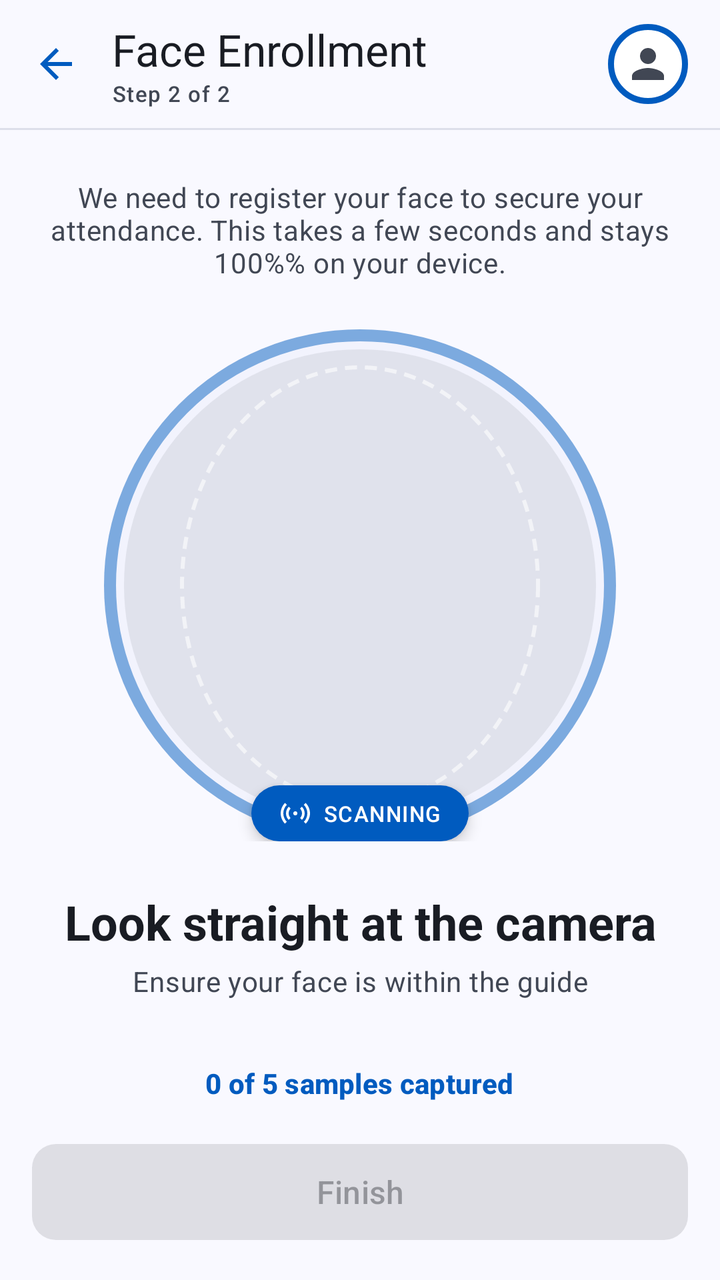
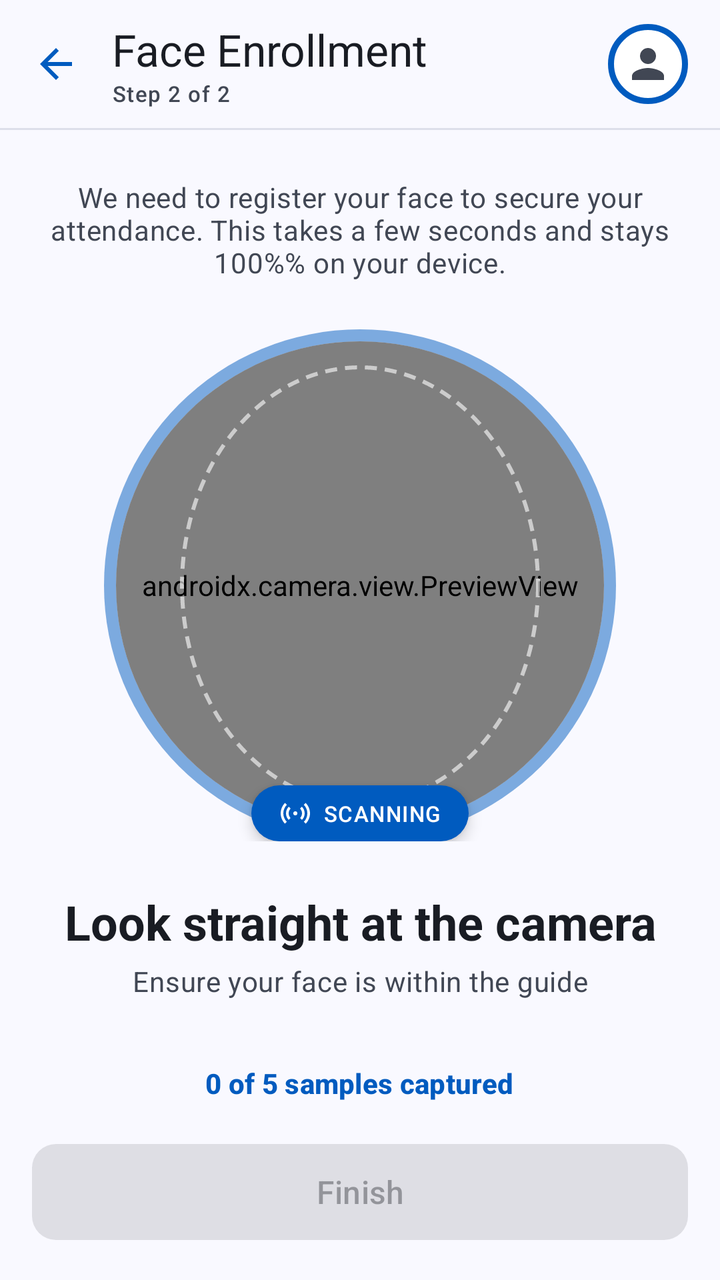

Compare the two renders of this Android layout. The source of the first and the diff that turns it into the second are given below.
<!-- AndroidManifest.xml: application theme Theme.AttendBLE -->
<!-- res/layout/activity_face_enrollment.xml -->
<?xml version="1.0" encoding="utf-8"?>
<androidx.constraintlayout.widget.ConstraintLayout xmlns:android="http://schemas.android.com/apk/res/android"
    xmlns:app="http://schemas.android.com/apk/res-auto"
    xmlns:tools="http://schemas.android.com/tools"
    android:id="@+id/main"
    android:layout_width="match_parent"
    android:layout_height="match_parent"
    android:background="?attr/colorSurface"
    tools:context=".ui.student.scan.face.FaceEnrollmentActivity">

    <com.google.android.material.appbar.MaterialToolbar
        android:id="@+id/topbar"
        android:layout_width="match_parent"
        android:layout_height="?attr/actionBarSize"
        android:background="?attr/colorSurface"
        app:contentInsetStart="0dp"
        app:layout_constraintTop_toTopOf="parent"
        app:navigationContentDescription="@string/fe_back_cd"
        app:navigationIcon="@drawable/ic_arrow_back"
        app:navigationIconTint="?attr/colorPrimary">

        <LinearLayout
            android:layout_width="match_parent"
            android:layout_height="match_parent"
            android:gravity="center_vertical"
            android:orientation="horizontal"
            android:paddingEnd="16dp">

            <LinearLayout
                android:layout_width="0dp"
                android:layout_height="wrap_content"
                android:layout_weight="1"
                android:orientation="vertical">

                <TextView
                    android:layout_width="wrap_content"
                    android:layout_height="wrap_content"
                    android:text="@string/fe_title"
                    android:textAppearance="?attr/textAppearanceTitleLarge"
                    android:textColor="?attr/colorOnSurface" />

                <TextView
                    android:layout_width="wrap_content"
                    android:layout_height="wrap_content"
                    android:text="@string/fe_step"
                    android:textAppearance="?attr/textAppearanceLabelSmall"
                    android:textColor="?attr/colorOnSurfaceVariant" />
            </LinearLayout>

            <ImageView
                android:layout_width="40dp"
                android:layout_height="40dp"
                android:background="@drawable/bg_avatar_circle"
                android:contentDescription="@null"
                android:padding="8dp"
                android:src="@drawable/ic_person"
                app:tint="?attr/colorOnSurfaceVariant" />
        </LinearLayout>
    </com.google.android.material.appbar.MaterialToolbar>

    <View
        android:id="@+id/divider_top"
        android:layout_width="match_parent"
        android:layout_height="1dp"
        android:alpha="0.5"
        android:background="@color/brand_outline_variant"
        app:layout_constraintTop_toBottomOf="@id/topbar" />

    <androidx.core.widget.NestedScrollView
        android:layout_width="match_parent"
        android:layout_height="0dp"
        android:fillViewport="true"
        app:layout_constraintBottom_toTopOf="@id/footer"
        app:layout_constraintTop_toBottomOf="@id/divider_top">

        <LinearLayout
            android:layout_width="match_parent"
            android:layout_height="wrap_content"
            android:gravity="center_horizontal"
            android:orientation="vertical"
            android:paddingHorizontal="24dp"
            android:paddingVertical="24dp">

            <TextView
                android:layout_width="match_parent"
                android:layout_height="wrap_content"
                android:gravity="center"
                android:maxWidth="320dp"
                android:text="@string/fe_intro"
                android:textAppearance="?attr/textAppearanceBodyMedium"
                android:textColor="?attr/colorOnSurfaceVariant" />

            
            <FrameLayout
                android:layout_width="256dp"
                android:layout_height="256dp"
                android:layout_marginTop="24dp">

                <View
                    android:layout_width="match_parent"
                    android:layout_height="match_parent"
                    android:alpha="0.5"
                    android:background="@drawable/bg_face_preview_ring" />

                <FrameLayout
                    android:layout_width="match_parent"
                    android:layout_height="match_parent"
                    android:layout_margin="6dp"
                    android:background="@drawable/bg_face_preview_inner_enroll">

                    <ImageView
                        android:id="@+id/iv_camera_preview"
                        android:layout_width="match_parent"
                        android:layout_height="match_parent"
                        android:alpha="0.8"
                        android:contentDescription="@null"
                        android:scaleType="centerCrop" />

                    <View
                        android:layout_width="180dp"
                        android:layout_height="220dp"
                        android:layout_gravity="center"
                        android:background="@drawable/bg_face_oval_guide" />
                </FrameLayout>

                <LinearLayout
                    android:id="@+id/chip_scanning"
                    android:layout_width="wrap_content"
                    android:layout_height="wrap_content"
                    android:layout_gravity="bottom|center_horizontal"
                    android:background="@drawable/bg_scanning_chip"
                    android:elevation="4dp"
                    android:gravity="center_vertical"
                    android:orientation="horizontal"
                    android:paddingHorizontal="14dp"
                    android:paddingVertical="6dp">

                    <ImageView
                        android:layout_width="16dp"
                        android:layout_height="16dp"
                        android:contentDescription="@null"
                        android:src="@drawable/ic_sensors"
                        app:tint="?attr/colorOnPrimary" />

                    <TextView
                        android:layout_width="wrap_content"
                        android:layout_height="wrap_content"
                        android:layout_marginStart="6dp"
                        android:text="@string/fe_scanning"
                        android:textAppearance="?attr/textAppearanceLabelSmall"
                        android:textColor="?attr/colorOnPrimary" />
                </LinearLayout>
            </FrameLayout>

            
            <TextView
                android:id="@+id/tv_instruction"
                android:layout_width="wrap_content"
                android:layout_height="wrap_content"
                android:layout_marginTop="24dp"
                android:gravity="center"
                android:text="@string/fe_instruction_look"
                android:textAppearance="?attr/textAppearanceHeadlineSmall"
                android:textColor="?attr/colorOnSurface"
                android:textStyle="bold" />

            <TextView
                android:layout_width="wrap_content"
                android:layout_height="wrap_content"
                android:layout_marginTop="4dp"
                android:gravity="center"
                android:text="@string/fe_instruction_hint"
                android:textAppearance="?attr/textAppearanceBodyMedium"
                android:textColor="?attr/colorOnSurfaceVariant" />

            
            <LinearLayout
                android:id="@+id/steps_container"
                android:layout_width="wrap_content"
                android:layout_height="wrap_content"
                android:layout_marginTop="24dp"
                android:gravity="center_vertical"
                android:orientation="horizontal" />

            <TextView
                android:id="@+id/tv_progress_count"
                android:layout_width="wrap_content"
                android:layout_height="wrap_content"
                android:layout_marginTop="8dp"
                android:text="@string/fe_progress_default"
                android:textAppearance="?attr/textAppearanceLabelLarge"
                android:textColor="?attr/colorPrimary"
                android:textStyle="bold" />

            
            <LinearLayout
                android:layout_width="wrap_content"
                android:layout_height="wrap_content"
                android:layout_marginTop="24dp"
                android:background="@drawable/bg_lock_info"
                android:gravity="center_vertical"
                android:maxWidth="320dp"
                android:orientation="horizontal"
                android:paddingHorizontal="16dp"
                android:paddingVertical="12dp">

                <ImageView
                    android:layout_width="20dp"
                    android:layout_height="20dp"
                    android:contentDescription="@null"
                    android:src="@drawable/ic_lock"
                    app:tint="?attr/colorPrimary" />

                <TextView
                    android:layout_width="wrap_content"
                    android:layout_height="wrap_content"
                    android:layout_marginStart="8dp"
                    android:text="@string/fe_privacy"
                    android:textAppearance="?attr/textAppearanceLabelSmall"
                    android:textColor="?attr/colorOnSurfaceVariant" />
            </LinearLayout>
        </LinearLayout>
    </androidx.core.widget.NestedScrollView>

    <LinearLayout
        android:id="@+id/footer"
        android:layout_width="match_parent"
        android:layout_height="wrap_content"
        android:orientation="vertical"
        android:paddingHorizontal="16dp"
        android:paddingTop="8dp"
        android:paddingBottom="16dp"
        app:layout_constraintBottom_toBottomOf="parent">

        <com.google.android.material.button.MaterialButton
            android:id="@+id/btn_finish"
            android:layout_width="match_parent"
            android:layout_height="56dp"
            android:enabled="false"
            android:text="@string/fe_finish"
            android:textAppearance="?attr/textAppearanceTitleMedium"
            app:cornerRadius="12dp" />
    </LinearLayout>

</androidx.constraintlayout.widget.ConstraintLayout>
<!-- resources referenced by this layout -->
<resources>
  <color name="brand_outline_variant">#C1C6D6</color>
  <!-- drawable bg_avatar_circle (drawable) -->
  <shape xmlns:android="http://schemas.android.com/apk/res/android"
      android:shape="oval">
      <solid android:color="@color/white" />
      <stroke
          android:width="3dp"
          android:color="@color/brand_primary" />
  </shape>
  <!-- drawable bg_face_oval_guide (drawable) -->
  <shape xmlns:android="http://schemas.android.com/apk/res/android"
      android:shape="oval">
      <stroke
          android:width="2dp"
          android:color="#99FFFFFF"
          android:dashWidth="6dp"
          android:dashGap="4dp" />
      <solid android:color="@android:color/transparent" />
  </shape>
  <!-- drawable bg_face_preview_inner_enroll (drawable) -->
  <shape xmlns:android="http://schemas.android.com/apk/res/android"
      android:shape="oval">
      <solid android:color="@color/brand_surface_container_highest" />
      <stroke
          android:width="4dp"
          android:color="@color/brand_surface_container_low" />
  </shape>
  <!-- drawable bg_face_preview_ring (drawable) -->
  <shape xmlns:android="http://schemas.android.com/apk/res/android"
      android:shape="oval">
      <solid android:color="@color/brand_primary" />
  </shape>
  <!-- drawable bg_lock_info (drawable) -->
  <shape xmlns:android="http://schemas.android.com/apk/res/android"
      android:shape="rectangle">
      <solid android:color="@color/brand_surface_container_low" />
      <stroke
          android:width="1dp"
          android:color="@color/brand_outline_variant" />
      <corners android:radius="8dp" />
  </shape>
  <!-- drawable bg_scanning_chip (drawable) -->
  <shape xmlns:android="http://schemas.android.com/apk/res/android"
      android:shape="rectangle">
      <solid android:color="@color/brand_primary" />
      <corners android:radius="9999dp" />
  </shape>
  <!-- drawable ic_arrow_back (drawable) -->
  <vector xmlns:android="http://schemas.android.com/apk/res/android"
      android:width="24dp"
      android:height="24dp"
      android:viewportWidth="24"
      android:viewportHeight="24"
      android:tint="?attr/colorPrimary">
      <path
          android:fillColor="@android:color/white"
          android:pathData="M20,11H7.83l5.59,-5.59L12,4l-8,8 8,8 1.41,-1.41L7.83,13H20v-2z"/>
  </vector>
  <!-- drawable ic_person (drawable) -->
  <vector xmlns:android="http://schemas.android.com/apk/res/android"
      android:width="24dp"
      android:height="24dp"
      android:viewportWidth="24"
      android:viewportHeight="24">
      <path
          android:fillColor="@android:color/white"
          android:pathData="M12,12c2.21,0 4,-1.79 4,-4s-1.79,-4 -4,-4 -4,1.79 -4,4 1.79,4 4,4zM12,14c-2.67,0 -8,1.34 -8,4v2h16v-2c0,-2.66 -5.33,-4 -8,-4z"/>
  </vector>
  <string name="fe_back_cd">Back</string>
  <string name="fe_finish">Finish</string>
  <string name="fe_instruction_hint">Ensure your face is within the guide</string>
  <string name="fe_instruction_look">Look straight at the camera</string>
  <string name="fe_intro">We need to register your face to secure your attendance. This takes a few seconds and stays 100%% on your device.</string>
  <string name="fe_privacy">Your face data never leaves this device. AttendBLE uses on-device encryption.</string>
  <string name="fe_progress_default">0 of 5 samples captured</string>
  <string name="fe_scanning">SCANNING</string>
  <string name="fe_step">Step 2 of 2</string>
  <string name="fe_title">Face Enrollment</string>
  <style name="Theme.AttendBLE" parent="Base.Theme.AttendBLE" />
  <color name="white">#FFFFFFFF</color>
  <color name="brand_primary">#005BBF</color>
  <color name="brand_surface_container_highest">#E0E2EC</color>
  <color name="brand_surface_container_low">#F2F3FD</color>
  <color name="brand_on_primary">#FFFFFF</color>
  <color name="brand_background">#F9F9FF</color>
  <color name="brand_on_surface">#191C23</color>
  <color name="brand_on_surface_variant">#414754</color>
  <color name="brand_outline">#727785</color>
  <!-- unchanged entries left out for length: 3 -->
</resources>

<!-- the commit's change to res/layout/activity_face_enrollment.xml (unified diff, before → after) -->
@@ -106,15 +106,14 @@
                     android:layout_width="match_parent"
                     android:layout_height="match_parent"
                     android:layout_margin="6dp"
-                    android:background="@drawable/bg_face_preview_inner_enroll">
-
-                    <ImageView
-                        android:id="@+id/iv_camera_preview"
+                    android:background="@drawable/bg_face_preview_inner_enroll"
+                    android:clipToOutline="true">
+
+                    <androidx.camera.view.PreviewView
+                        android:id="@+id/camera_preview"
                         android:layout_width="match_parent"
                         android:layout_height="match_parent"
-                        android:alpha="0.8"
-                        android:contentDescription="@null"
-                        android:scaleType="centerCrop" />
+                        app:scaleType="fillCenter" />
 
                     <View
                         android:layout_width="180dp"
